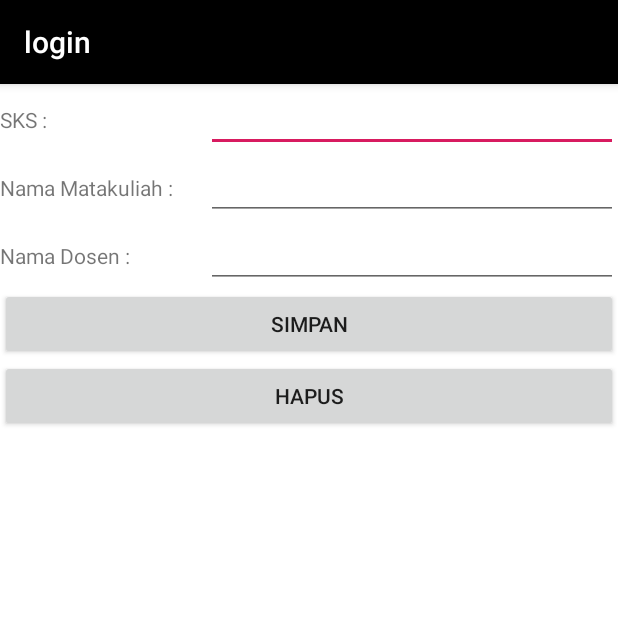
After one commit to NicholasChristianto/PrProgandroid, an Android app: the fragment firebaseFragment shown on its own in the app's theme, on a phone screen of 412 x 824 dp, the top half of it. The commit adds this screen. Run offline under Robolectric (Android 15) with nearby library versions, the phone set to English and light mode, and no system bars; our stand-ins replace Firebase (no records; nobody signed in at launch, a user with empty details on screens opened directly).

Commit message:
create data in firebase

```diff
--- a/app/build.gradle
+++ b/app/build.gradle
@@ -29,4 +29,7 @@ dependencies {
     androidTestImplementation 'androidx.test:runner:1.3.0-alpha02'
     androidTestImplementation 'androidx.test.espresso:espresso-core:3.3.0-alpha02'
     implementation 'androidx.recyclerview:recyclerview:1.1.0-beta04'
+    implementation 'com.google.firebase:firebase-firestore:21.1.1'
+    implementation 'com.google.firebase:firebase-analytics:17.2.0'
 }
+apply plugin: 'com.google.gms.google-services'
--- a/app/src/main/java/com/example/login/ViewPagerAdapter.java
+++ b/app/src/main/java/com/example/login/ViewPagerAdapter.java
@@ -13,7 +13,7 @@ public class ViewPagerAdapter extends FragmentPagerAdapter {
     public ViewPagerAdapter(FragmentManager fm,int tabs) {
         super(fm);
         this.tabs = tabs;
-        frag = new Fragment[]{new Left(), new Right(), new fragmentDisplay()};
+        frag = new Fragment[]{new Left(), new Right(), new fragmentDisplay(),new firebaseFragment()};
     }
     @Override
 
@@ -33,8 +33,10 @@ public class ViewPagerAdapter extends FragmentPagerAdapter {
             title="Biodata";
         }else if(position==1){
             title="About";
-        }else{
+        }else if(position==2){
             title="Database";
+        }else {
+            title="FireBase";
         }
         return title;
     }
--- /dev/null
+++ b/app/src/main/java/com/example/login/firebaseFragment.java
@@ -0,0 +1,77 @@
+package com.example.login;
+
+import android.os.Bundle;
+import android.util.Log;
+import android.view.LayoutInflater;
+import android.view.View;
+import android.view.ViewGroup;
+import android.widget.Button;
+import android.widget.EditText;
+import android.widget.Toast;
+
+
+import androidx.annotation.NonNull;
+import androidx.fragment.app.Fragment;
+
+import com.google.android.gms.tasks.OnFailureListener;
+import com.google.android.gms.tasks.OnSuccessListener;
+import com.google.firebase.FirebaseApp;
+import com.google.firebase.firestore.FirebaseFirestore;
+
+public class firebaseFragment extends Fragment {
+    private EditText SKS;
+    private EditText namaMatakuliah;
+    private EditText namaDosen;
+    private Button buttonSimpan;
+    private Button buttonHapus;
+    private FirebaseFirestore firebaseFirestoreDb;
+
+    @Override
+    public View onCreateView(LayoutInflater inflater, ViewGroup container,Bundle savedInstanceState) {
+        View view = inflater.inflate(R.layout.firebase_fragment, container, false);
+        SKS = view.findViewById(R.id.sks);
+        namaMatakuliah = view.findViewById(R.id.namaMatakuliah);
+        namaDosen = view.findViewById(R.id.namaDosen);
+        buttonSimpan = view.findViewById(R.id.simpanButton);
+        buttonHapus = view.findViewById(R.id.hapusButton);
+        firebaseFirestoreDb = FirebaseFirestore.getInstance();
+        buttonSimpan.setOnClickListener(new View.OnClickListener() {
+            @Override
+            public void onClick(View v) {
+                //sanity check
+                if (!SKS.getText().toString().isEmpty() && !namaMatakuliah.getText().toString().isEmpty()&& !namaDosen.getText().toString().isEmpty()) {
+                    tambahMatakuliah();
+                } else {
+                    Toast.makeText(requireActivity(), "SKS dan Nama Matakuliah tidak boleh kosong",
+                            Toast.LENGTH_SHORT).show();
+                }
+            }
+        });
+        return view;
+    }
+
+    private void tambahMatakuliah() {
+        Matakuliah mhs = new Matakuliah(Integer.parseInt(SKS.getText().toString()),
+                namaMatakuliah.getText().toString(),
+                namaDosen.getText().toString());
+
+        firebaseFirestoreDb.collection("DaftarMhs").document().set(mhs)
+                .addOnSuccessListener(new OnSuccessListener<Void>() {
+                    @Override
+                    public void onSuccess(Void aVoid) {
+                        Toast.makeText(requireActivity(), "Matakuliah berhasil didaftarkan",
+                                Toast.LENGTH_SHORT).show();
+                    }
+                })
+                .addOnFailureListener(new OnFailureListener() {
+                    @Override
+                    public void onFailure(@NonNull Exception e) {
+                        Toast.makeText(requireActivity(), "ERROR" + e.toString(),
+                                Toast.LENGTH_SHORT).show();
+                        Log.d("TAG", e.toString());
+                    }
+                });
+
+
+    }
+}
--- a/app/src/main/java/com/example/login/fragmentDisplay.java
+++ b/app/src/main/java/com/example/login/fragmentDisplay.java
@@ -59,8 +59,6 @@ public class fragmentDisplay extends Fragment {
                 contentValues.put("noHp", isinohp.getText().toString());
                 mydb.insert("mahasiswa",null,contentValues);
                 la.swapCursor(getAllItem());
-
-                //insertMahasiswa(isinama.getText().toString(),isinohp.getText().toString(),isinim.getText().toString());
             }
         });
         return v;
--- a/app/src/main/java/com/example/login/homePage.java
+++ b/app/src/main/java/com/example/login/homePage.java
@@ -47,7 +47,7 @@ public class homePage extends AppCompatActivity {
         super.onCreate(savedInstanceState);
         setContentView(R.layout.activity_home_page);
         ViewPager vp = findViewById(R.id.view_pager);
-        vp.setAdapter(new ViewPagerAdapter(getSupportFragmentManager(),3));
+        vp.setAdapter(new ViewPagerAdapter(getSupportFragmentManager(),4));
         TabLayout tl = findViewById(R.id.tab_layout);
         tl.setupWithViewPager(vp);
         Intent intent = getIntent();
--- /dev/null
+++ b/app/src/main/res/layout/firebase_fragment.xml
@@ -0,0 +1,60 @@
+<?xml version="1.0" encoding="utf-8"?>
+<LinearLayout xmlns:android="http://schemas.android.com/apk/res/android"
+    android:layout_width="match_parent"
+    android:layout_height="match_parent"
+    android:orientation="vertical"
+    android:background="@android:color/white">
+    <LinearLayout
+        android:layout_width="match_parent"
+        android:layout_height="wrap_content">
+        <TextView
+            android:text="SKS : "
+            android:layout_weight="0.5"
+            android:layout_width="0dp"
+            android:layout_height="wrap_content"/>
+        <EditText
+            android:id="@+id/sks"
+            android:layout_weight="1"
+            android:layout_width="0dp"
+            android:layout_height="wrap_content"/>
+    </LinearLayout>
+    <LinearLayout
+        android:layout_width="match_parent"
+        android:layout_height="wrap_content">
+        <TextView
+            android:text="Nama Matakuliah : "
+            android:layout_weight="0.5"
+            android:layout_width="0dp"
+            android:layout_height="wrap_content"/>
+        <EditText
+            android:id="@+id/namaMatakuliah"
+            android:layout_weight="1"
+            android:layout_width="0dp"
+            android:layout_height="wrap_content"/>
+    </LinearLayout>
+    <LinearLayout
+        android:layout_width="match_parent"
+        android:layout_height="wrap_content">
+        <TextView
+            android:text="Nama Dosen : "
+            android:layout_weight="0.5"
+            android:layout_width="0dp"
+            android:layout_height="wrap_content"/>
+        <EditText
+            android:id="@+id/namaDosen"
+            android:layout_weight="1"
+            android:layout_width="0dp"
+            android:layout_height="wrap_content"/>
+    </LinearLayout>
+    <Button
+        android:id="@+id/simpanButton"
+        android:text="Simpan"
+        android:layout_width="match_parent"
+        android:layout_height="wrap_content"/>
+    <Button
+        android:id="@+id/hapusButton"
+        android:text="Hapus"
+        android:layout_width="match_parent"
+        android:layout_height="wrap_content"/>
+
+</LinearLayout>
--- a/build.gradle
+++ b/build.gradle
@@ -8,7 +8,7 @@ buildscript {
     }
     dependencies {
         classpath 'com.android.tools.build:gradle:3.4.2'
-
+        classpath 'com.google.gms:google-services:4.3.2'
         // NOTE: Do not place your application dependencies here; they belong
         // in the individual module build.gradle files
     }
```
Also changed, not shown: app/src/main/java/com/example/login/Matakuliah.java (added, +38 -0 lines), 1 other file.
